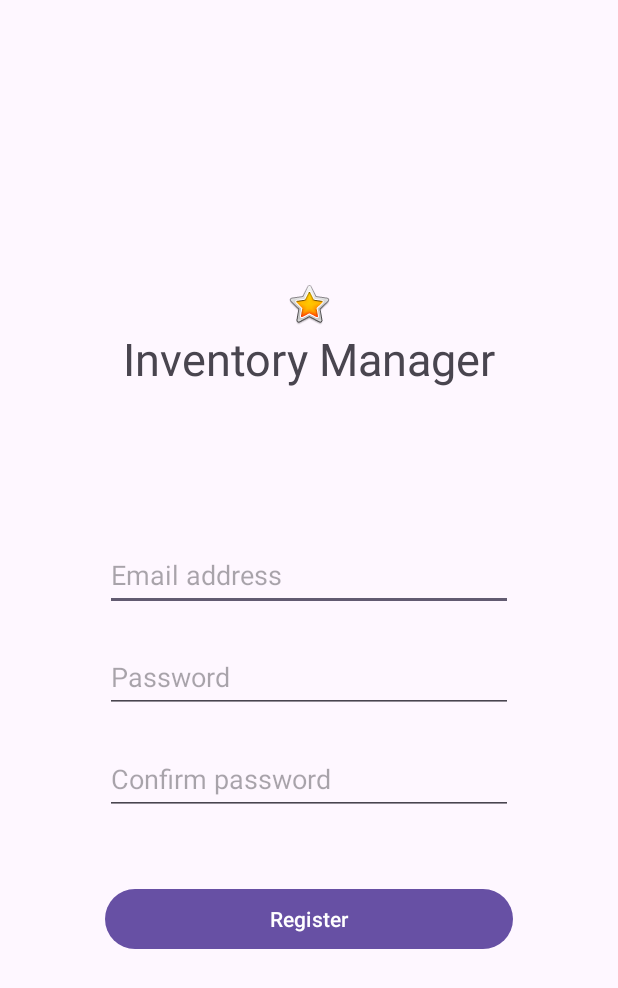
After one commit to Vezna14/Inventaire-android, an Android app: the RegisterActivity screen opened directly, with no data from a screen before it, on a phone screen of 412 x 824 dp. The commit adds this screen. Shown: the top 988 px of the screen. Run offline under Robolectric (Android 15) with nearby library versions, the phone set to English and light mode, and no system bars.

Commit message:
dev layout inscription basique

```diff
--- a/app/src/main/AndroidManifest.xml
+++ b/app/src/main/AndroidManifest.xml
@@ -13,6 +13,9 @@
         android:theme="@style/Theme.Pfa"
         tools:targetApi="31">
         <activity
+            android:name=".RegisterActivity"
+            android:exported="false" />
+        <activity
             android:name=".MainActivity"
             android:exported="true">
             <intent-filter>
--- /dev/null
+++ b/app/src/main/java/be/heh/pfa/RegisterActivity.kt
@@ -0,0 +1,14 @@
+package be.heh.pfa
+
+import androidx.appcompat.app.AppCompatActivity
+import android.os.Bundle
+
+class RegisterActivity : AppCompatActivity() {
+    override fun onCreate(savedInstanceState: Bundle?) {
+        super.onCreate(savedInstanceState)
+        setContentView(R.layout.activity_register)
+    }
+}
+    private fun btn_register_onClick(){
+        println("hello from register btn")
+}
--- /dev/null
+++ b/app/src/main/res/layout/activity_register.xml
@@ -0,0 +1,70 @@
+<?xml version="1.0" encoding="utf-8"?>
+<LinearLayout xmlns:android="http://schemas.android.com/apk/res/android"
+    xmlns:app="http://schemas.android.com/apk/res-auto"
+    xmlns:tools="http://schemas.android.com/tools"
+    android:layout_width="match_parent"
+    android:layout_height="match_parent"
+    android:gravity="center"
+    android:orientation="vertical"
+    tools:context=".RegisterActivity"
+    android:padding="70dp">
+
+
+    <ImageView
+        android:id="@+id/iv_register_logo"
+        android:layout_width="match_parent"
+        android:layout_height="wrap_content"
+        android:src="@android:drawable/btn_star_big_on"
+        android:contentDescription="@string/logo_de_l_appli" />
+
+    <TextView
+        android:layout_width="wrap_content"
+        android:layout_height="wrap_content"
+        android:layout_marginBottom="100dp"
+        android:text="@string/inventory_manager"
+        android:textSize="30sp" />
+
+    <!-- Login -->
+
+    <EditText
+        android:id="@+id/et_email_registerActivity"
+        android:inputType="textEmailAddress"
+        android:layout_width="match_parent"
+        android:layout_height="wrap_content"
+        android:layout_marginBottom="20sp"
+        android:hint="@string/email_address"
+        android:minHeight="48dp"/>
+
+    <!-- password -->
+
+    <EditText
+        android:id="@+id/et_password_registerActivity"
+        android:layout_width="match_parent"
+        android:layout_height="wrap_content"
+        android:layout_marginBottom="20sp"
+        android:inputType="textPassword"
+        android:hint="@string/password"
+        android:minHeight="48dp"/>
+
+    <!-- confirm password -->
+
+    <EditText
+        android:id="@+id/et_confirmPassword_registerActivity"
+        android:layout_width="match_parent"
+        android:layout_height="wrap_content"
+        android:layout_marginBottom="20sp"
+        android:hint="@string/confirm_password"
+        android:inputType="textPassword"
+        android:minHeight="48dp" />
+
+    <Button
+        android:id="@+id/btn_register_registerActivity"
+        android:layout_width="match_parent"
+        android:layout_height="wrap_content"
+        android:onClick="btn_register_onClick"
+        android:text="@string/register"
+        android:layout_marginTop="25dp"
+
+        />
+
+</LinearLayout>
--- a/app/src/main/res/values/strings.xml
+++ b/app/src/main/res/values/strings.xml
@@ -1,3 +1,10 @@
 <resources>
     <string name="app_name">pfa</string>
+    <string name="register">Register</string>
+    <string name="confirm_password">Confirm password</string>
+    <string name="username">Username</string>
+    <string name="inventory_manager">Inventory Manager</string>
+    <string name="logo_de_l_appli">Logo de L\'appli</string>
+    <string name="password">Password</string>
+    <string name="email_address">Email address</string>
 </resources>
```
